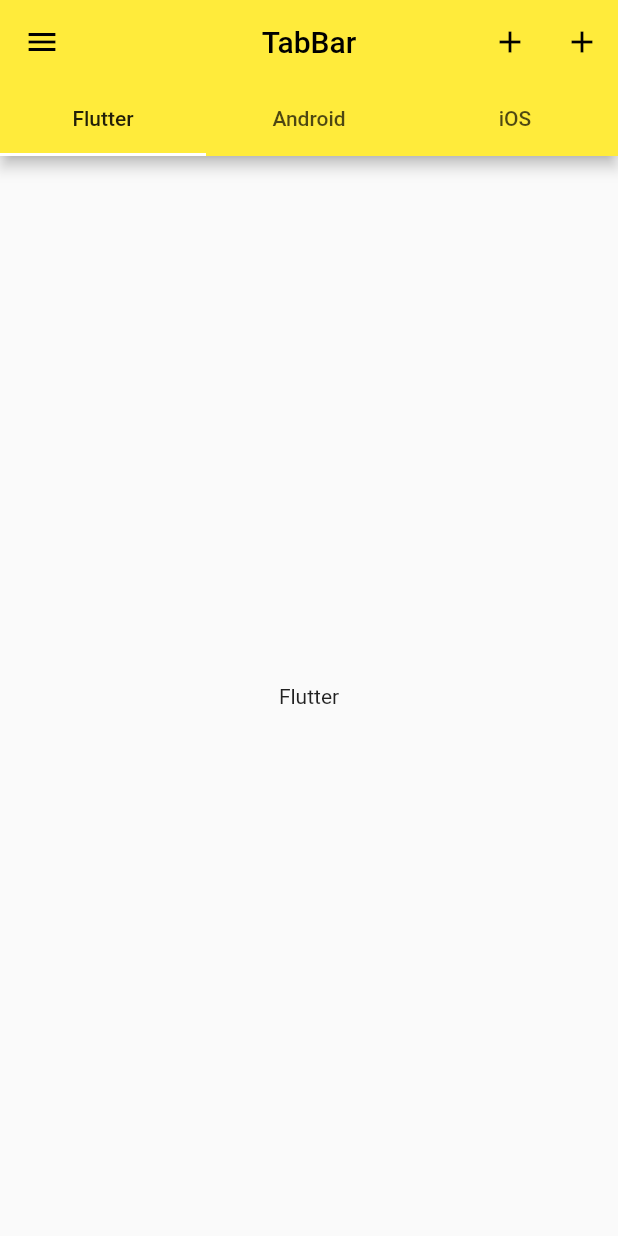
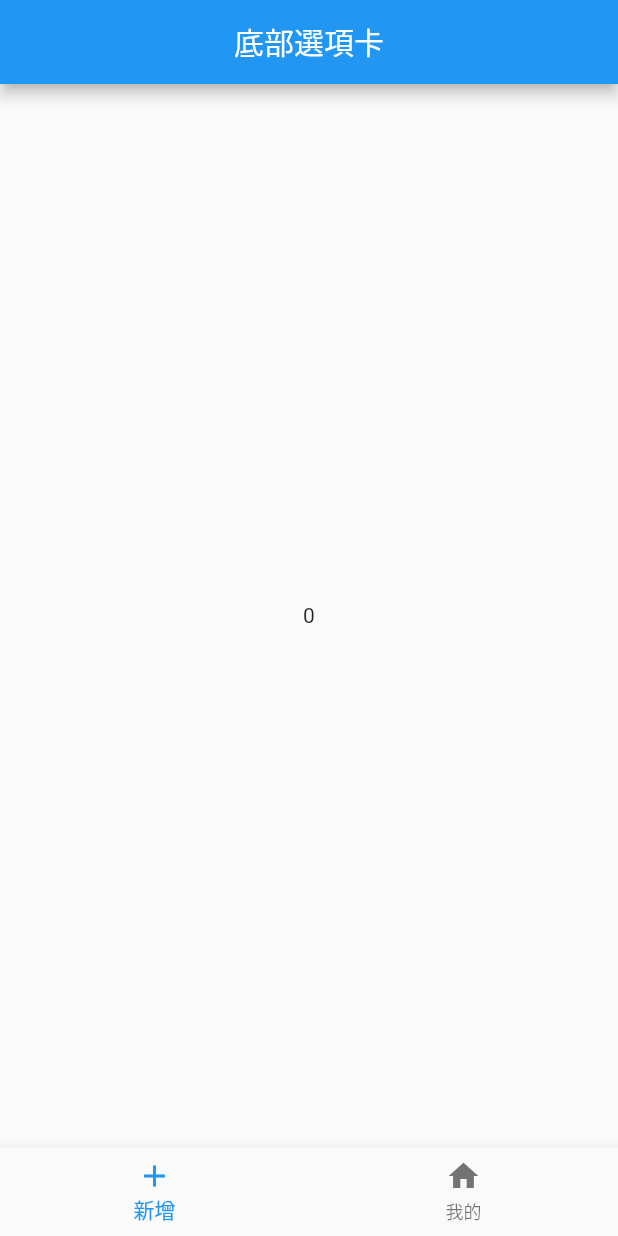
Before and after one commit to martin25tung/flutter_basic, a Flutter app: the screen it shows after launch, on a phone screen of 412 x 824 dp. Run offline on Flutter 3.47's test engine with Material 2 defaults, Android fonts, the phone set to English and light mode, and no system bars.

Commit message:
底部選項卡BottomNavigationBar

```diff
--- a/lib/main.dart
+++ b/lib/main.dart
@@ -1,4 +1,5 @@
 import 'package:flutter/material.dart';
+import 'package:flutter_basic/widgets/bottom_navigator.dart';
 import 'package:flutter_basic/widgets/demo_01.dart';
 import 'package:flutter_basic/widgets/demo_04.dart';
 import 'package:flutter_basic/widgets/layout_demo.dart';
@@ -18,15 +19,16 @@ class MyApp extends StatelessWidget {
       debugShowCheckedModeBanner: false,
       title: 'Flutter Demo',
       theme: ThemeData(
-        primarySwatch: Colors.yellow,
+        primarySwatch: Colors.blue,
       ),
       routes: {
         "/": (context) => LoginPage(),
         "layout": (context) => LayoutDemo(),
         // "menu": (context) => MenuPage()
-        "page": (context) => PageDemo()
+        "page": (context) => PageDemo(),
+        "navigator": (context) => BottomNavigatorBarDemo()
       },
-      initialRoute: "page",
+      initialRoute: "navigator",
       onGenerateRoute: (s) {
         // 可以在這裡做未登入檢查
         switch (s.name) {
--- /dev/null
+++ b/lib/widgets/bottom_navigator.dart
@@ -0,0 +1,38 @@
+import 'package:flutter/cupertino.dart';
+import 'package:flutter/material.dart';
+
+class BottomNavigatorBarDemo extends StatefulWidget {
+  const BottomNavigatorBarDemo({Key? key}) : super(key: key);
+
+  @override
+  State<BottomNavigatorBarDemo> createState() => _BottomNavigatorBarDemoState();
+}
+
+class _BottomNavigatorBarDemoState extends State<BottomNavigatorBarDemo> {
+  int _index = 0;
+
+  @override
+  Widget build(BuildContext context) {
+    return Scaffold(
+      appBar: AppBar(
+        title: Text("底部選項卡"),
+        centerTitle: true,
+      ),
+      bottomNavigationBar: BottomNavigationBar(
+        items: [
+          BottomNavigationBarItem(icon: Icon(Icons.add), label: "新增"),
+          BottomNavigationBarItem(icon: Icon(Icons.home), label: "我的")
+        ],
+        currentIndex: _index,
+        onTap: (v) {
+          setState(() {
+            _index = v;
+          });
+        },
+      ),
+      body: Center(
+        child: Text(_index.toString()),
+      ),
+    );
+  }
+}
```
